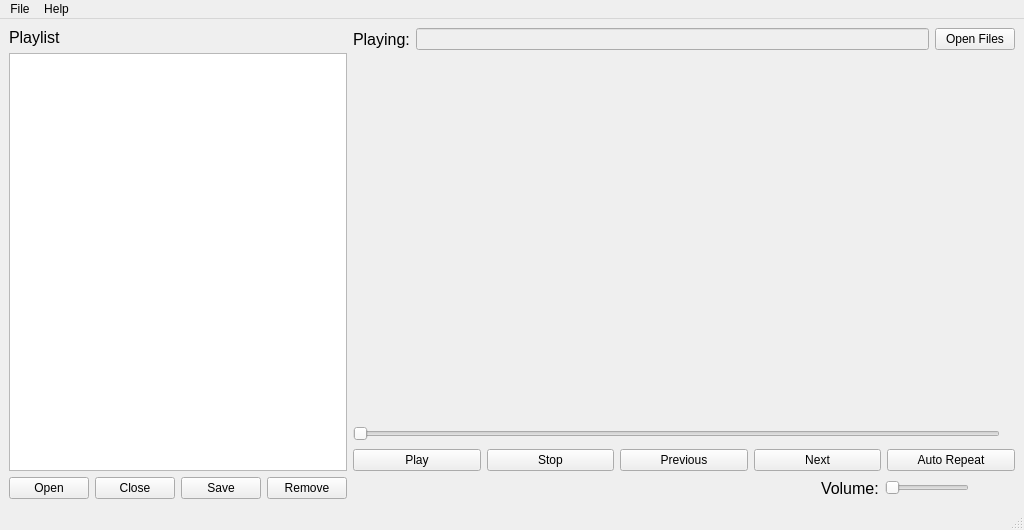
Qt form src/mainwindow.ui (brookiestein/QBitMPlayer) before a commit.
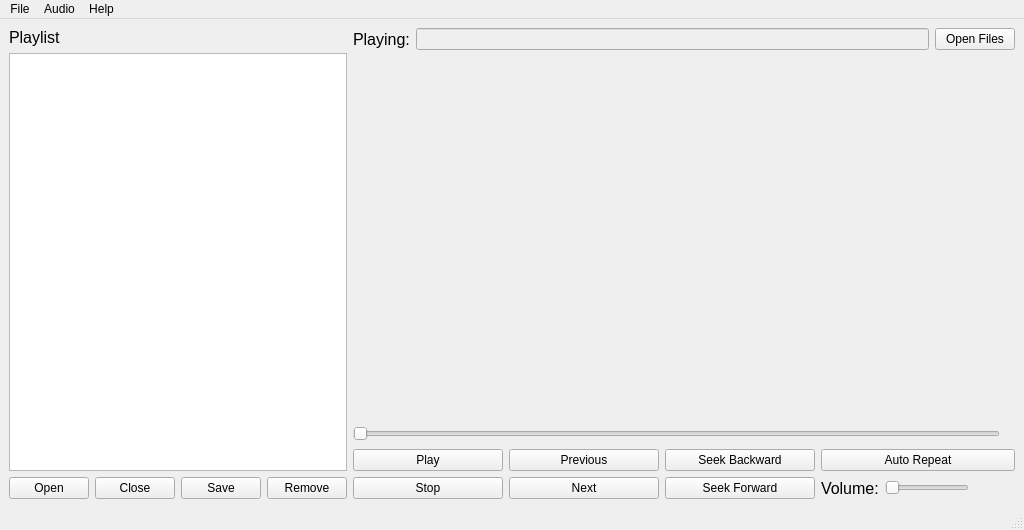
The same form after that commit. Icons and pictures are not drawn.

What changed in the file:
```diff
--- a/src/mainwindow.ui
+++ b/src/mainwindow.ui
@@ -152,7 +152,9 @@
          </layout>
         </item>
         <item>
-         <layout class="QHBoxLayout" name="musicControlsHorizontalLayout">
+         <layout class="QHBoxLayout" name="controlsHorizontalLayout" stretch="1,1,1,0">
+          <item>
+           <layout class="QVBoxLayout" name="playStopVerticalLayout">
           <item>
            <widget class="QPushButton" name="playButton">
             <property name="text">
@@ -173,6 +175,10 @@
             </property>
            </widget>
           </item>
+           </layout>
+          </item>
+          <item>
+           <layout class="QVBoxLayout" name="ChangeMusicVerticalLayout">
           <item>
            <widget class="QPushButton" name="previousButton">
             <property name="text">
@@ -193,6 +199,34 @@
             </property>
            </widget>
           </item>
+           </layout>
+          </item>
+          <item>
+           <layout class="QVBoxLayout" name="seekVerticalLayout">
+            <item>
+             <widget class="QPushButton" name="seekBackwardButton">
+              <property name="text">
+               <string>Seek Backward</string>
+              </property>
+              <property name="icon">
+               <iconset theme="QIcon::ThemeIcon::MediaSkipBackward"/>
+              </property>
+             </widget>
+            </item>
+            <item>
+             <widget class="QPushButton" name="seekForwardButton">
+              <property name="text">
+               <string>Seek Forward</string>
+              </property>
+              <property name="icon">
+               <iconset theme="QIcon::ThemeIcon::MediaSkipForward"/>
+              </property>
+             </widget>
+            </item>
+           </layout>
+          </item>
+          <item>
+           <layout class="QVBoxLayout" name="verticalLayout_3">
           <item>
            <widget class="QPushButton" name="autoRepeatButton">
             <property name="text">
@@ -203,23 +237,8 @@
             </property>
            </widget>
           </item>
-         </layout>
-        </item>
         <item>
-         <layout class="QHBoxLayout" name="volumeHorizontalLayout" stretch="1,0,0,0">
-          <item>
-           <spacer name="volumeHorizontalSpacer">
-            <property name="orientation">
-             <enum>Qt::Orientation::Horizontal</enum>
-            </property>
-            <property name="sizeHint" stdset="0">
-             <size>
-              <width>40</width>
-              <height>20</height>
-             </size>
-            </property>
-           </spacer>
-          </item>
+             <layout class="QHBoxLayout" name="volumeHorizontalLayout">
           <item>
            <widget class="QLabel" name="volumeLabel">
             <property name="font">
@@ -258,6 +277,13 @@
       </item>
      </layout>
     </item>
+        <item>
+         <layout class="QHBoxLayout" name="musicControlsHorizontalLayout"/>
+        </item>
+       </layout>
+      </item>
+     </layout>
+    </item>
    </layout>
   </widget>
   <widget class="QMenuBar" name="menubar">
@@ -266,7 +292,7 @@
      <x>0</x>
      <y>0</y>
      <width>1024</width>
-     <height>23</height>
+     <height>24</height>
     </rect>
    </property>
    <widget class="QMenu" name="menuFile">
@@ -292,7 +318,19 @@
     <addaction name="actionAbout"/>
     <addaction name="actionAboutQt"/>
    </widget>
+   <widget class="QMenu" name="menuAudio">
+    <property name="title">
+     <string>Audio</string>
+    </property>
+    <widget class="QMenu" name="menuDevices">
+     <property name="title">
+      <string>Devices</string>
+     </property>
+    </widget>
+    <addaction name="menuDevices"/>
+   </widget>
    <addaction name="menuFile"/>
+   <addaction name="menuAudio"/>
    <addaction name="menuHelp"/>
   </widget>
   <widget class="QStatusBar" name="statusbar"/>
@@ -373,6 +411,11 @@
     <string>Open &amp;Directory</string>
    </property>
   </action>
+  <action name="action">
+   <property name="text">
+    <string>.</string>
+   </property>
+  </action>
  </widget>
  <resources/>
  <connections/>
```
Lines whose indentation alone changed are shown as unchanged.
